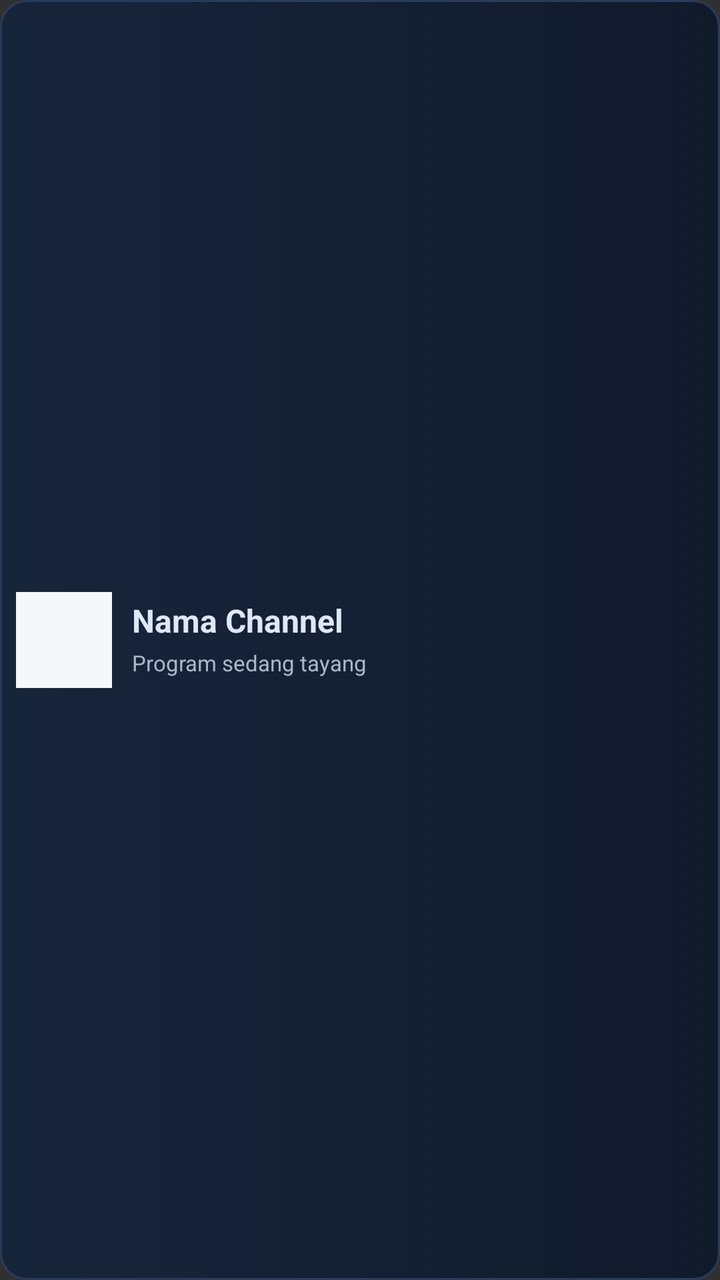
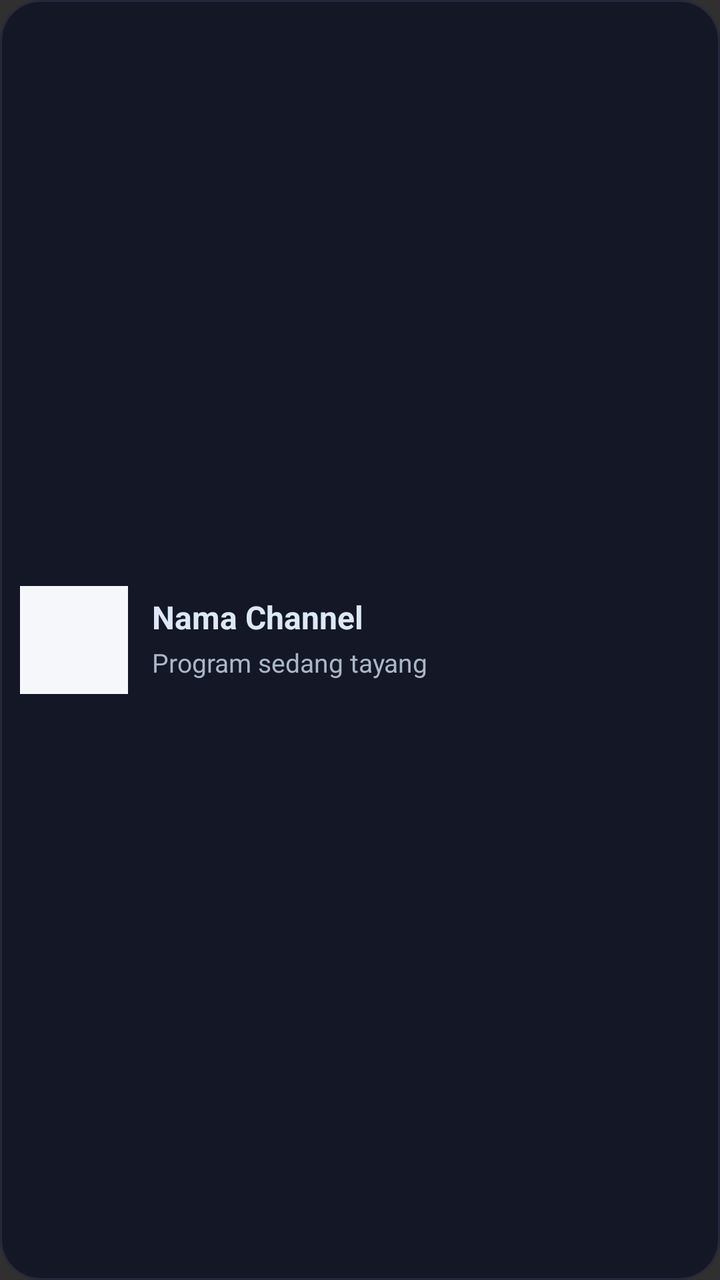

Compare the two renders of this Android layout. The source of the first and the diff that turns it into the second are given below.
<!-- AndroidManifest.xml: application theme Theme.AppCompat.NoActionBar -->
<!-- res/layout/item_channel.xml -->
<?xml version="1.0" encoding="utf-8"?>
<LinearLayout xmlns:android="http://schemas.android.com/apk/res/android"
    android:layout_width="match_parent"
    android:layout_height="70dp"
    android:layout_marginStart="2dp"
    android:layout_marginEnd="2dp"
    android:layout_marginTop="4dp"
    android:layout_marginBottom="4dp"
    android:background="@drawable/bg_tile_selector"
    android:descendantFocusability="blocksDescendants"
    android:focusable="true"
    android:focusableInTouchMode="true"
    android:gravity="center_vertical"
    android:orientation="horizontal"
    android:padding="8dp">

    <FrameLayout
        android:layout_width="48dp"
        android:layout_height="48dp"
        android:background="#F5F7FA"
        android:padding="3dp">
        <ImageView
            android:id="@+id/ivLogo"
            android:layout_width="match_parent"
            android:layout_height="match_parent"
            android:contentDescription="Logo Channel"
            android:scaleType="fitCenter" />
        <TextView
            android:id="@+id/tvLogoFallback"
            android:layout_width="match_parent"
            android:layout_height="match_parent"
            android:gravity="center"
            android:text="TV"
            android:textColor="#142238"
            android:textSize="15sp"
            android:textStyle="bold"
            android:visibility="gone" />
    </FrameLayout>

    <LinearLayout
        android:layout_width="0dp"
        android:layout_height="wrap_content"
        android:layout_marginStart="10dp"
        android:layout_weight="1"
        android:orientation="vertical">
        <TextView
            android:id="@+id/tvChannelName"
            android:layout_width="match_parent"
            android:layout_height="wrap_content"
            android:ellipsize="end"
            android:maxLines="1"
            android:text="Nama Channel"
            android:textColor="#DCE8F8"
            android:textSize="16sp"
            android:textStyle="bold" />
        <TextView
            android:id="@+id/tvChannelMeta"
            android:layout_width="match_parent"
            android:layout_height="wrap_content"
            android:layout_marginTop="3dp"
            android:ellipsize="end"
            android:maxLines="1"
            android:text="Program sedang tayang"
            android:textColor="#AAB7C7"
            android:textSize="11sp" />
        <LinearLayout
            android:layout_width="wrap_content"
            android:layout_height="wrap_content"
            android:layout_marginTop="2dp"
            android:orientation="horizontal">
            <TextView
                android:id="@+id/badgeMulti"
                android:layout_width="wrap_content"
                android:layout_height="wrap_content"
                android:layout_marginEnd="4dp"
                android:background="@color/multi_badge"
                android:paddingHorizontal="5dp"
                android:paddingVertical="1dp"
                android:text="MULTI LINK"
                android:textColor="@color/multi_text"
                android:textSize="8sp"
                android:textStyle="bold"
                android:visibility="gone" />
            <TextView
                android:id="@+id/badgeNative"
                android:layout_width="wrap_content"
                android:layout_height="wrap_content"
                android:background="@color/gold_badge"
                android:paddingHorizontal="5dp"
                android:paddingVertical="1dp"
                android:text="NATIVE HEADER"
                android:textColor="@color/gold_text"
                android:textSize="8sp"
                android:textStyle="bold"
                android:visibility="gone" />
        </LinearLayout>
    </LinearLayout>
</LinearLayout>
<!-- resources referenced by this layout -->
<resources>
  <color name="gold_badge">#62471B</color>
  <color name="gold_text">#FFE0A0</color>
  <color name="multi_badge">#174D53</color>
  <color name="multi_text">#A7F2EC</color>
  <!-- drawable bg_tile_selector (drawable) -->
  <?xml version="1.0" encoding="utf-8"?>
  <selector xmlns:android="http://schemas.android.com/apk/res/android">
      <item android:state_focused="true">
          <shape android:shape="rectangle">
              <solid android:color="#1B3450" />
              <stroke android:width="3dp" android:color="#4DD8D0" />
              <corners android:radius="13dp" />
          </shape>
      </item>
      <item android:state_selected="true">
          <shape android:shape="rectangle">
              <solid android:color="#1B3450" />
              <stroke android:width="2dp" android:color="#168BD0" />
              <corners android:radius="13dp" />
          </shape>
      </item>
      <item>
          <shape android:shape="rectangle">
              <gradient
                  android:angle="0"
                  android:endColor="#101A2B"
                  android:startColor="#17253B" />
              <stroke android:width="1dp" android:color="#2A3C58" />
              <corners android:radius="13dp" />
          </shape>
      </item>
  </selector>
</resources>

<!-- the commit's change to res/layout/item_channel.xml (unified diff, before → after) -->
@@ -1,22 +1,22 @@
 <?xml version="1.0" encoding="utf-8"?>
 <LinearLayout xmlns:android="http://schemas.android.com/apk/res/android"
     android:layout_width="match_parent"
-    android:layout_height="70dp"
+    android:layout_height="88dp"
     android:layout_marginStart="2dp"
     android:layout_marginEnd="2dp"
-    android:layout_marginTop="4dp"
-    android:layout_marginBottom="4dp"
+    android:layout_marginTop="3dp"
+    android:layout_marginBottom="3dp"
     android:background="@drawable/bg_tile_selector"
     android:descendantFocusability="blocksDescendants"
     android:focusable="true"
     android:focusableInTouchMode="true"
     android:gravity="center_vertical"
     android:orientation="horizontal"
-    android:padding="8dp">
+    android:padding="10dp">
 
     <FrameLayout
-        android:layout_width="48dp"
-        android:layout_height="48dp"
+        android:layout_width="54dp"
+        android:layout_height="54dp"
         android:background="#F5F7FA"
         android:padding="3dp">
         <ImageView
@@ -40,7 +40,7 @@
     <LinearLayout
         android:layout_width="0dp"
         android:layout_height="wrap_content"
-        android:layout_marginStart="10dp"
+        android:layout_marginStart="12dp"
         android:layout_weight="1"
         android:orientation="vertical">
         <TextView
@@ -62,7 +62,7 @@
             android:maxLines="1"
             android:text="Program sedang tayang"
             android:textColor="#AAB7C7"
-            android:textSize="11sp" />
+            android:textSize="13sp" />
         <LinearLayout
             android:layout_width="wrap_content"
             android:layout_height="wrap_content"
<!-- resource entries referenced after the edit -->
@@ -8,28 +8,13 @@
   <?xml version="1.0" encoding="utf-8"?>
   <selector xmlns:android="http://schemas.android.com/apk/res/android">
       <item android:state_focused="true">
-          <shape android:shape="rectangle">
-              <solid android:color="#1B3450" />
-              <stroke android:width="3dp" android:color="#4DD8D0" />
-              <corners android:radius="13dp" />
-          </shape>
+          <shape android:shape="rectangle"><gradient android:angle="0" android:startColor="#1B253C" android:endColor="#18243A"/><stroke android:width="2dp" android:color="#16D7EA"/><corners android:radius="20dp"/></shape>
       </item>
       <item android:state_selected="true">
-          <shape android:shape="rectangle">
-              <solid android:color="#1B3450" />
-              <stroke android:width="2dp" android:color="#168BD0" />
-              <corners android:radius="13dp" />
-          </shape>
+          <shape android:shape="rectangle"><solid android:color="#19243A"/><stroke android:width="2dp" android:color="#16D7EA"/><corners android:radius="20dp"/></shape>
       </item>
       <item>
-          <shape android:shape="rectangle">
-              <gradient
-                  android:angle="0"
-                  android:endColor="#101A2B"
-                  android:startColor="#17253B" />
-              <stroke android:width="1dp" android:color="#2A3C58" />
-              <corners android:radius="13dp" />
-          </shape>
+          <shape android:shape="rectangle"><solid android:color="#141725"/><stroke android:width="1dp" android:color="#242A3D"/><corners android:radius="20dp"/></shape>
       </item>
   </selector>
 </resources>
